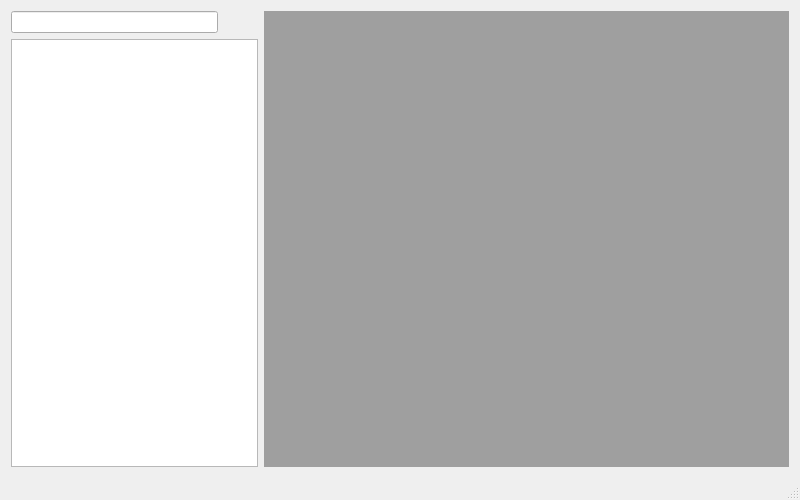
First picture: the form in application/GUI/MainWindow.ui, repository Ummon/D-LAN, before the edit.
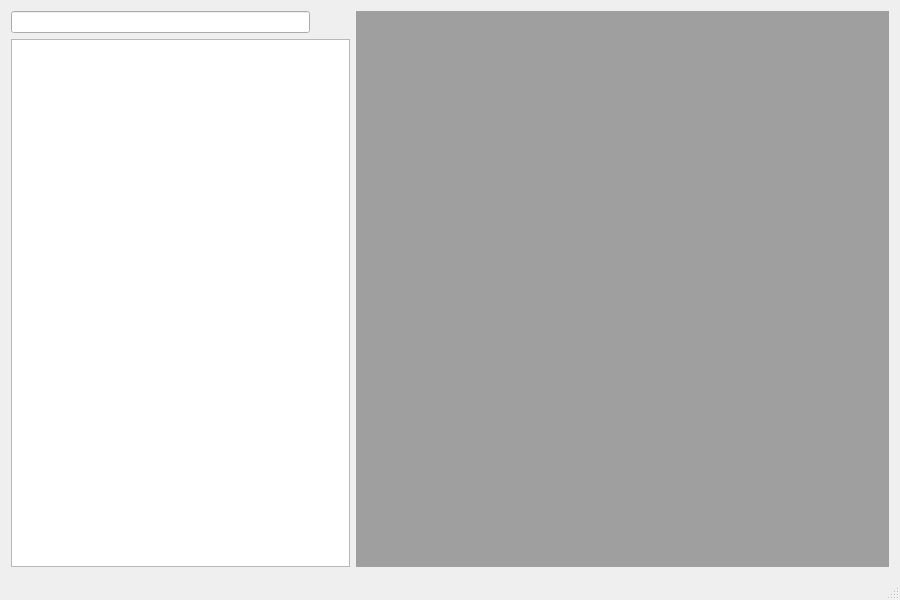
Second picture: the form after the edit. Icons and pictures are not drawn.

The edit to the form file:
```diff
--- a/application/GUI/MainWindow.ui
+++ b/application/GUI/MainWindow.ui
@@ -6,8 +6,8 @@
    <rect>
     <x>0</x>
     <y>0</y>
-    <width>800</width>
-    <height>500</height>
+    <width>900</width>
+    <height>600</height>
    </rect>
   </property>
   <property name="windowTitle">
```
